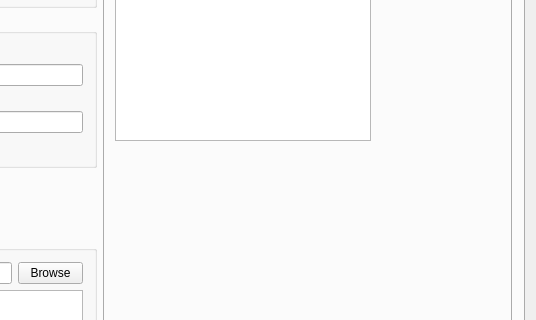
First picture: the form in ComAudio/ComAudio.ui, repository Lee-Jeremy/CommAudio, before the edit; both pictures show x 199 to 735 and y 154 to 474 of the 735 by 779 pixel window.
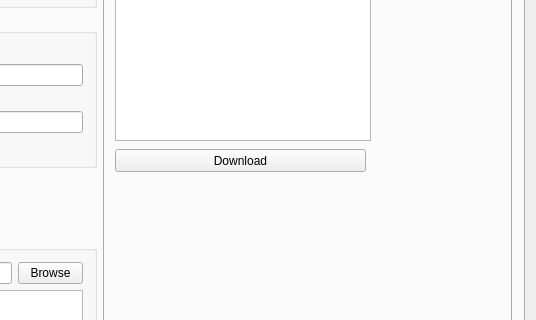
Second picture: the form after the edit.

Diff of the .ui file:
```diff
--- a/ComAudio/ComAudio.ui
+++ b/ComAudio/ComAudio.ui
@@ -172,6 +172,19 @@
              </rect>
             </property>
            </widget>
+           <widget class="QPushButton" name="pushButton_fileTx_download">
+            <property name="geometry">
+             <rect>
+              <x>10</x>
+              <y>210</y>
+              <width>251</width>
+              <height>23</height>
+             </rect>
+            </property>
+            <property name="text">
+             <string>Download</string>
+            </property>
+           </widget>
           </widget>
           <widget class="QWidget" name="tab_taskViews_task2">
            <attribute name="title">
```
